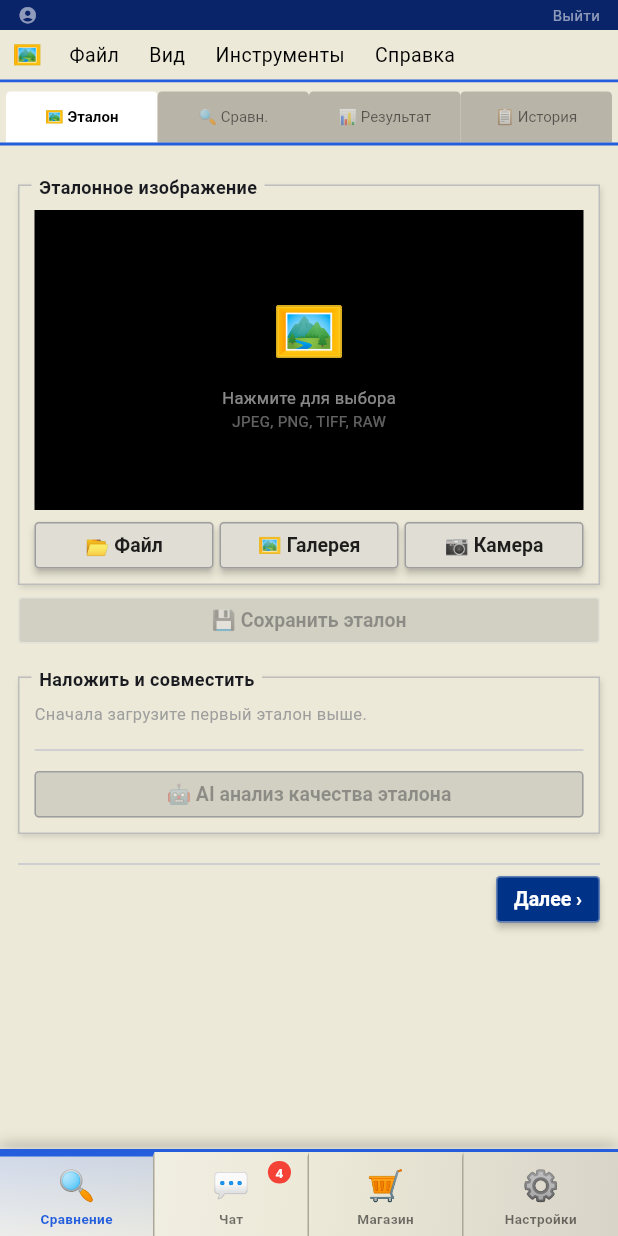
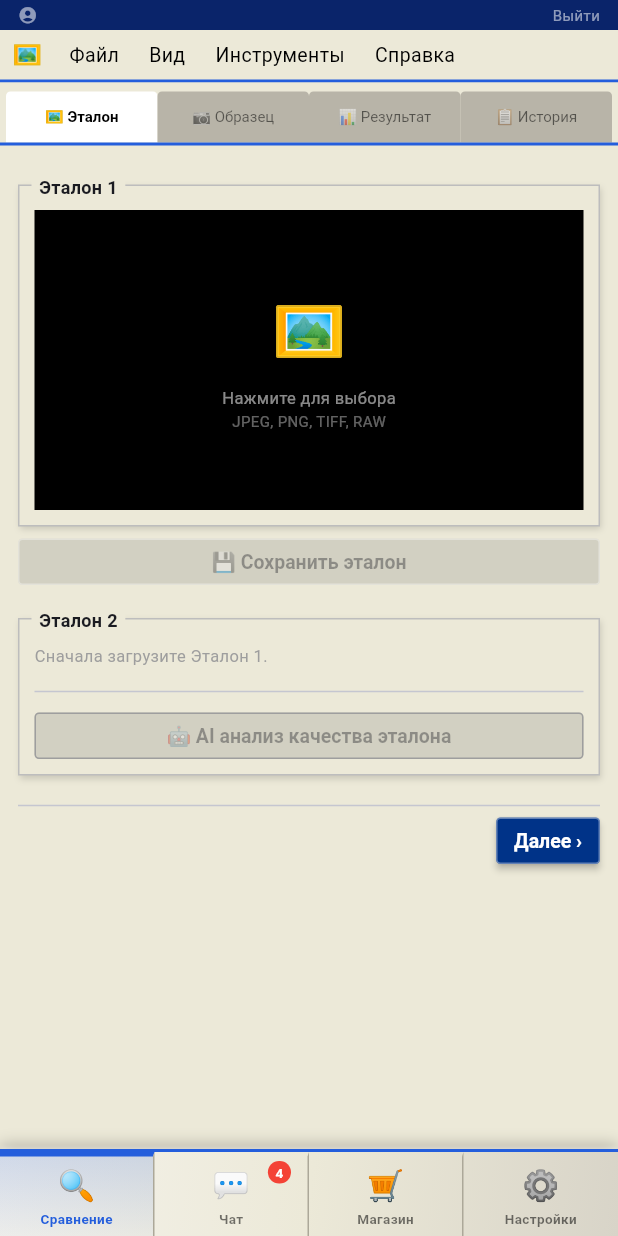
Before and after one commit to ppvesna/foto-compare, a Flutter app: the screen it shows once a user with an empty profile is signed in, on a phone screen of 412 x 824 dp. Run offline on Flutter 3.47's test engine with Material 3 defaults, Android fonts, the phone set to English and light mode, and no system bars; our stand-ins replace image_picker, sqflite, supabase_flutter; missing offline and left inert: google_mlkit_text_recognition, mobile_scanner; accounts and stored records are empty.

Commit message:
UI: rename sections, remove buttons, tap-to-pick
- 'Эталонное изображение' → 'Эталон 1' (tap-only, no buttons)
- 'Наложить и совместить' → 'Эталон 2' (tap-to-pick second shot)
- 'Сравнение' tab → 'Образец'
- 'Сравниваемое изображение' → 'Образец 1' (tap-only)
- Second shot picker shows bottomSheet (gallery/camera) on tap
- Removed redundant Файл/Галерея/Камера button rows

https://claude.ai/code/session_01SYdGBKvBkUENM7TUXVJdMv

```diff
--- a/lib/screens/compare_screen.dart
+++ b/lib/screens/compare_screen.dart
@@ -162,13 +162,6 @@ class _CompareScreenState extends State<CompareScreen>
     return Uint8List.fromList(img.encodePng(cropped));
   }
 
-  // ── Второй снимок сравнения: выбор ───────────────
-  Future<void> _pickCmp2(ImageSource source) async {
-    final x = await _picker.pickImage(source: source, imageQuality: 92);
-    if (x == null) return;
-    final bytes = await x.readAsBytes();
-    if (mounted) setState(() { _cmp2Img = bytes; _cmp2Ctrl.value = Matrix4.identity(); });
-  }
 
   // ── Объединение двух снимков сравнения ────────────
   Future<void> _mergeCmpImages() async {
@@ -207,8 +200,10 @@ class _CompareScreenState extends State<CompareScreen>
   }
 
   // ── Второй эталон: выбор ─────────────────────────
-  Future<void> _pickRef2(ImageSource source) async {
-    final x = await _picker.pickImage(source: source, imageQuality: 92);
+  Future<void> _pickRef2([ImageSource? source]) async {
+    final src = source ?? await _pickSource();
+    if (src == null) return;
+    final x = await _picker.pickImage(source: src, imageQuality: 92);
     if (x == null) return;
     final bytes = await x.readAsBytes();
     if (mounted) {
@@ -217,6 +212,33 @@ class _CompareScreenState extends State<CompareScreen>
         _overlayCtrl.value = Matrix4.identity();
       });
     }
+  }
+
+  // ── Второй образец: выбор ────────────────────────
+  Future<void> _pickCmp2([ImageSource? source]) async {
+    final src = source ?? await _pickSource();
+    if (src == null) return;
+    final x = await _picker.pickImage(source: src, imageQuality: 92);
+    if (x == null) return;
+    final bytes = await x.readAsBytes();
+    if (mounted) setState(() { _cmp2Img = bytes; _cmp2Ctrl.value = Matrix4.identity(); });
+  }
+
+  Future<ImageSource?> _pickSource() async {
+    return showModalBottomSheet<ImageSource>(
+      context: context,
+      backgroundColor: AppTheme.silver,
+      builder: (_) => Column(mainAxisSize: MainAxisSize.min, children: [
+        ListTile(
+          leading: const Text('🖼️', style: TextStyle(fontSize: 20)),
+          title: const Text('Галерея'),
+          onTap: () => Navigator.pop(context, ImageSource.gallery)),
+        ListTile(
+          leading: const Text('📷', style: TextStyle(fontSize: 20)),
+          title: const Text('Камера'),
+          onTap: () => Navigator.pop(context, ImageSource.camera)),
+      ]),
+    );
   }
 
   // ── Объединение двух эталонов через OpenCV ────────
@@ -604,8 +626,8 @@ class _CompareScreenState extends State<CompareScreen>
               icon: '🖼️',
               onTap: () => _tabs.animateTo(0)),
           XpMenuItem(
-              label: 'Сравнение',
-              icon: '🔍',
+              label: 'Образец',
+              icon: '📷',
               onTap: () => _tabs.animateTo(1)),
           XpMenuItem(
               label: 'Результат',
@@ -642,7 +664,7 @@ class _CompareScreenState extends State<CompareScreen>
         padding: const EdgeInsets.fromLTRB(4, 6, 4, 0),
         child: Row(children: [
           _xpTab('🖼️ Эталон', 0),
-          _xpTab('🔍 Сравн.', 1),
+          _xpTab('📷 Образец', 1),
           _xpTab('📊 Результат', 2),
           _xpTab('📋 История', 3),
         ]),
@@ -708,9 +730,9 @@ class _CompareScreenState extends State<CompareScreen>
     return SingleChildScrollView(
       padding: const EdgeInsets.all(12),
       child: Column(children: [
-        // ── Эталонное изображение ────────────────────
+        // ── Эталон 1 ─────────────────────────────────
         XpGroup(
-            label: 'Эталонное изображение',
+            label: 'Эталон 1',
             child: Column(children: [
               GestureDetector(
                 onTap: () => _pickImage(true),
@@ -741,14 +763,6 @@ class _CompareScreenState extends State<CompareScreen>
                           ]),
                 ),
               ),
-              const SizedBox(height: 8),
-              Row(children: [
-                Expanded(child: XpBtn(label: '📂 Файл',    onPressed: () => _pickImage(true))),
-                const SizedBox(width: 4),
-                Expanded(child: XpBtn(label: '🖼️ Галерея', onPressed: () => _pickImage(true))),
-                const SizedBox(width: 4),
-                Expanded(child: XpBtn(label: '📷 Камера',  onPressed: () => _pickImage(true))),
-              ]),
             ])),
 
         if (_savedRefLabel != null)
@@ -775,29 +789,32 @@ class _CompareScreenState extends State<CompareScreen>
               onPressed: _refImg != null ? _saveReference : null)),
         ]),
 
-        // ── Наложить и совместить ────────────────────
+        // ── Эталон 2 ─────────────────────────────────
         const SizedBox(height: 8),
         XpGroup(
-            label: 'Наложить и совместить',
+            label: 'Эталон 2',
             child: Column(crossAxisAlignment: CrossAxisAlignment.stretch, children: [
               if (_refImg == null) ...[
-                const Text('Сначала загрузите первый эталон выше.',
+                const Text('Сначала загрузите Эталон 1.',
                     style: TextStyle(fontSize: 11, color: Colors.grey)),
               ] else if (_ref2Img == null) ...[
-                  const Text(
-                      'Загрузите второй снимок эталона для объединения.\n'
-                      'OpenCV выровняет и усреднит оба снимка.',
-                      style: TextStyle(fontSize: 11, color: Colors.grey, height: 1.5)),
-                  const SizedBox(height: 10),
-                  Row(children: [
-                    Expanded(child: XpBtn(
-                        label: '🖼️ Галерея',
-                        onPressed: () => _pickRef2(ImageSource.gallery))),
-                    const SizedBox(width: 4),
-                    Expanded(child: XpBtn(
-                        label: '📷 Камера',
-                        onPressed: () => _pickRef2(ImageSource.camera))),
-                  ]),
+                  GestureDetector(
+                    onTap: () => _pickRef2(),
+                    child: Container(
+                      height: 160,
+                      width: double.infinity,
+                      color: Colors.black,
+                      child: const Column(
+                        mainAxisAlignment: MainAxisAlignment.center,
+                        children: [
+                          Text('🖼️', style: TextStyle(fontSize: 40)),
+                          SizedBox(height: 8),
+                          Text('Нажмите для выбора второго снимка',
+                              style: TextStyle(fontSize: 11, color: Colors.white54)),
+                        ],
+                      ),
+                    ),
+                  ),
                 ] else ...[
                   // Overlay: эталон 1 (фон) + эталон 2 (двигается)
                   ClipRect(
@@ -898,17 +915,16 @@ class _CompareScreenState extends State<CompareScreen>
     );
   }
 
-  // ── Таб: Сравнение ────────────────────────────────
+  // ── Таб: Образец ─────────────────────────────────
   Widget _tabCmp() {
     return SingleChildScrollView(
       padding: const EdgeInsets.all(12),
       child: Column(children: [
 
-        // ── Раздел 1: фото1 + фото2 → объединить ────
+        // ── Образец 1 ────────────────────────────────
         XpGroup(
-            label: 'Сравниваемое изображение',
+            label: 'Образец 1',
             child: Column(crossAxisAlignment: CrossAxisAlignment.stretch, children: [
-              // Фото1 — основное
               GestureDetector(
                 onTap: () => _pickImage(false),
                 child: Container(
@@ -931,29 +947,26 @@ class _CompareScreenState extends State<CompareScreen>
                             ]),
                 ),
               ),
-              const SizedBox(height: 8),
-              Row(children: [
-                Expanded(child: XpBtn(label: '📂 Файл',    onPressed: () => _pickImage(false))),
-                const SizedBox(width: 4),
-                Expanded(child: XpBtn(label: '🖼️ Галерея', onPressed: () => _pickImage(false))),
-                const SizedBox(width: 4),
-                Expanded(child: XpBtn(label: '📷 Камера',  onPressed: () => _pickImage(false))),
-              ]),
-
-              // Фото2 — для объединения
+
+              // Образец 2 — для объединения
               if (_cmpImg != null) ...[
                 const SizedBox(height: 8),
                 const Divider(),
                 const SizedBox(height: 6),
                 if (_cmp2Img == null) ...[
-                  const Text('Загрузите второй снимок для объединения:',
-                      style: TextStyle(fontSize: 11, color: Colors.grey)),
-                  const SizedBox(height: 6),
-                  Row(children: [
-                    Expanded(child: XpBtn(label: '🖼️ Галерея', onPressed: () => _pickCmp2(ImageSource.gallery))),
-                    const SizedBox(width: 4),
-                    Expanded(child: XpBtn(label: '📷 Камера',  onPressed: () => _pickCmp2(ImageSource.camera))),
-                  ]),
+                  GestureDetector(
+                    onTap: () => _pickCmp2(),
+                    child: Container(
+                      height: 120,
+                      width: double.infinity,
+                      color: Colors.black,
+                      child: const Column(mainAxisAlignment: MainAxisAlignment.center, children: [
+                        Text('📷', style: TextStyle(fontSize: 30)),
+                        SizedBox(height: 6),
+                        Text('Нажмите для второго снимка', style: TextStyle(fontSize: 11, color: Colors.white54)),
+                      ]),
+                    ),
+                  ),
                 ] else ...[
                   // Overlay: фото1 (фон) + фото2 (двигается)
                   ClipRect(
```
